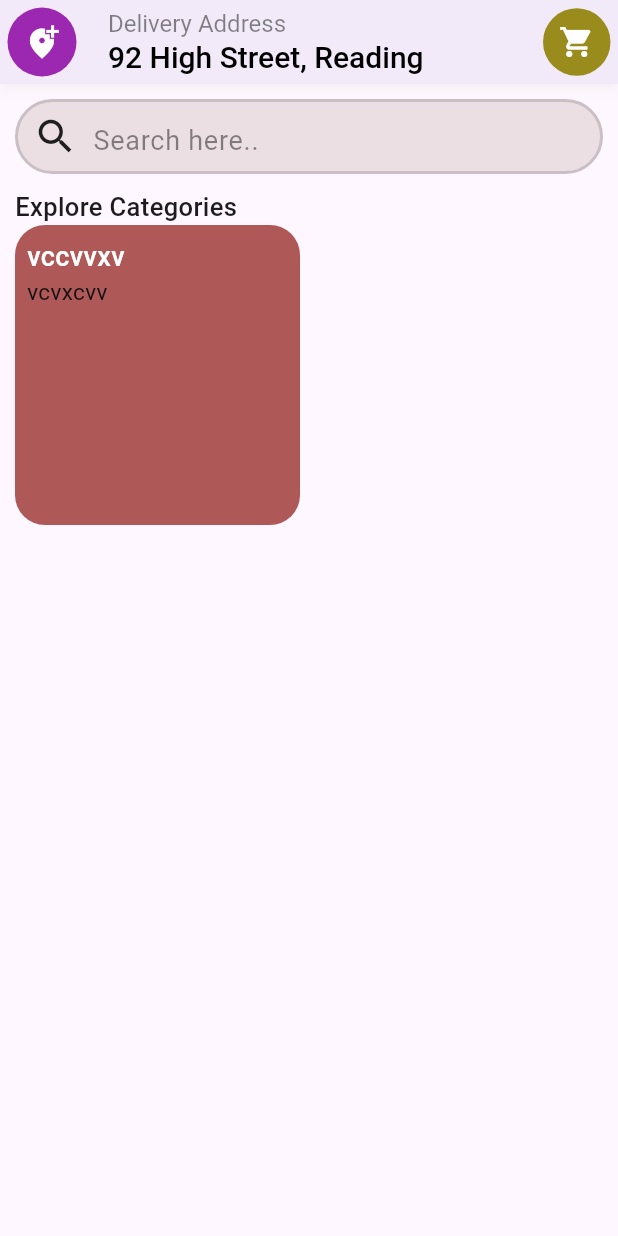
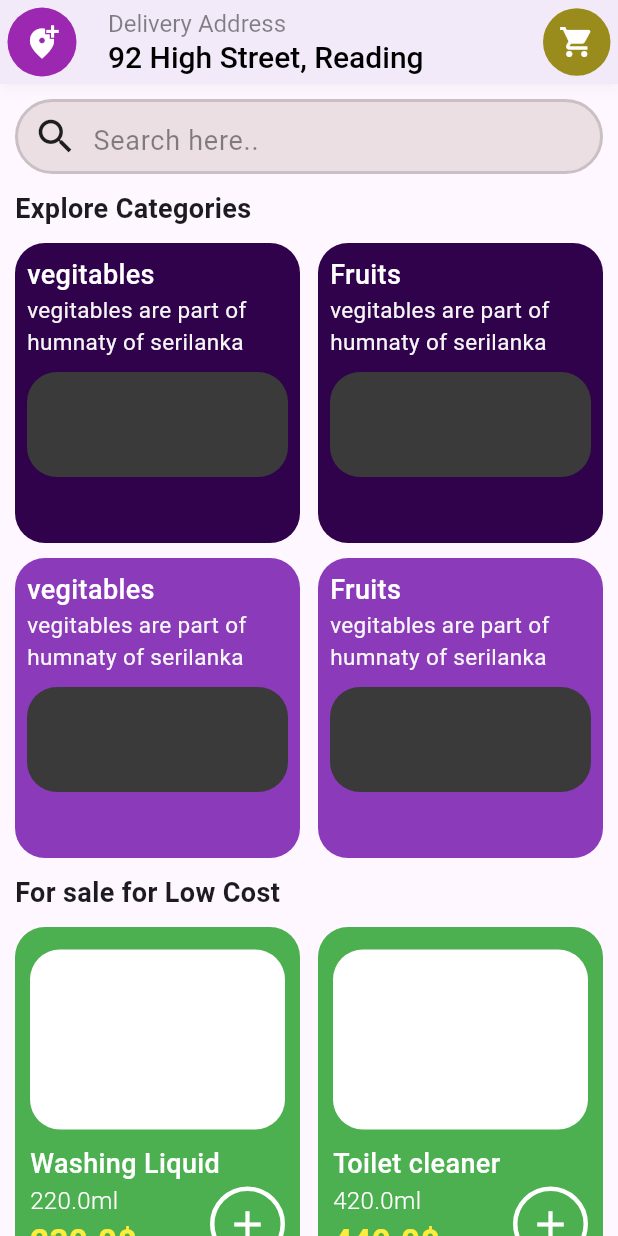
Before and after one commit to nethmina1028/FlutterApp3, a Flutter app: the screen it shows after launch, on a phone screen of 412 x 824 dp. Run offline on Flutter 3.47's test engine with Material 3 defaults, Android fonts, the phone set to English and light mode, and no system bars.

Commit message:
first commit

```diff
--- a/lib/pages/home_page/home_page.dart
+++ b/lib/pages/home_page/home_page.dart
@@ -2,6 +2,7 @@ import 'package:flutter/material.dart';
 import 'package:grocery/pages/home_page/widgets/search_bar.dart';
 import 'package:grocery/widgets/app_bar/app_bar.dart';
 import 'package:grocery/widgets/reusable/product_card.dart';
+import 'package:grocery/widgets/reusable/product_price_card.dart';
 
 class HomePage extends StatelessWidget {
   const HomePage({super.key});
@@ -27,25 +28,95 @@ class HomePage extends StatelessWidget {
 
            Text("Explore Categories",
            style: TextStyle(
-            fontSize: 17,
-            fontWeight: FontWeight.w500,
+            fontSize: 18,
+            fontWeight: FontWeight.w700,
            )
+           ),
+           SizedBox(
+            height: 10,
            ),
 
            Row(
+            mainAxisAlignment: MainAxisAlignment.spaceBetween,
             children: [
               ProductCard(
-                title: "vccvvxv",
-                description: "vcvxcvv",
+                title: "vegitables",
+                description: "vegitables are part of humnaty of serilanka",
                 titleColor: Colors.white,
-                descColor:Color.fromARGB(255, 18, 13, 13) ,
-                mainBoxColor: Color.fromARGB(255, 174, 88, 88),
-                smallBoxColor: Color.fromARGB(0, 61, 61, 161),
+                descColor:Color.fromARGB(255, 246, 246, 246) ,
+                mainBoxColor: Color.fromARGB(255, 48, 2, 75),
+                smallBoxColor: Color(0xff3A3A3A),
+              ),
+
+               ProductCard(
+                title: "Fruits",
+                description: "vegitables are part of humnaty of serilanka",
+                titleColor: Colors.white,
+                descColor:Color.fromARGB(255, 246, 246, 246) ,
+                mainBoxColor: Color.fromARGB(255, 48, 2, 75),
+                smallBoxColor: Color(0xff3A3A3A),
               ),
             ],
+           ),
+           SizedBox(height: 10),
+            Row(
+            mainAxisAlignment: MainAxisAlignment.spaceBetween,
+            children: [
+              ProductCard(
+                title: "vegitables",
+                description: "vegitables are part of humnaty of serilanka",
+                titleColor: Colors.white,
+                descColor:Color.fromARGB(255, 246, 246, 246) ,
+                mainBoxColor: Color.fromARGB(255, 139, 58, 185),
+                smallBoxColor: Color(0xff3A3A3A),
+              ),
+
+               ProductCard(
+                title: "Fruits",
+                description: "vegitables are part of humnaty of serilanka",
+                titleColor: Colors.white,
+                descColor:Color.fromARGB(255, 246, 246, 246) ,
+                mainBoxColor: Color.fromARGB(255, 139, 58, 185),
+                smallBoxColor: Color(0xff3A3A3A),
+              ),
+            ],
+           ),
+             SizedBox(
+            height: 10,
+           ),
+
+             Text("For sale for Low Cost",
+           style: TextStyle(
+            fontSize: 18,
+            fontWeight: FontWeight.w700,
            )
+           ),
+           SizedBox(
+            height: 10,
+           ),
 
+           Row(
+            mainAxisAlignment: MainAxisAlignment.spaceBetween,
+            children: [
+                  ProductPriceCard(
+                    title: "Washing Liquid",
+                    amount: 220,
+                    unit: "ml",
+                    price: 230,
+                   ),
 
+                   ProductPriceCard(
+                    title: "Toilet cleaner",
+                    amount: 420,
+                    unit: "ml",
+                    price: 440,
+                   ),
+            ],
+           ),
+
+            SizedBox(
+            height: 10,
+           ),
            ],
           ),
         ),
--- /dev/null
+++ b/lib/widgets/reusable/product_price_card.dart
@@ -0,0 +1,107 @@
+import 'package:flutter/material.dart';
+
+class ProductPriceCard extends StatelessWidget {
+  final String title;
+  final double amount;
+  final double price;
+  final String unit;
+
+  const ProductPriceCard(
+    {super.key,
+     required this.title,
+      required this.amount,
+      required this.price,
+      required this.unit
+    });
+
+  final double cardWidth = 190;
+  final double cardHeight = 240;
+  @override
+  Widget build(BuildContext context) {
+    return Container(
+      height: cardHeight,
+      width: cardWidth,
+      decoration: BoxDecoration(
+        color: Colors.green,
+        borderRadius: BorderRadius.circular(20),
+      ),
+      child: Padding(
+        padding: const EdgeInsets.symmetric(vertical: 15, horizontal: 10),
+        child: Column(
+          crossAxisAlignment: CrossAxisAlignment.start,
+          children: [
+            Container(
+              width: 180,
+              height: 120,
+              decoration: BoxDecoration(
+                color: Colors.white,
+                borderRadius: BorderRadius.circular(20),
+              ),
+            ),
+            const SizedBox(
+              height: 10,
+            ),
+             Text(
+              title,
+              style: const TextStyle(
+                fontSize: 18,
+                fontWeight: FontWeight.w500,
+                color: Colors.white,
+              ),
+            ),
+             Row(
+              mainAxisAlignment: MainAxisAlignment.spaceBetween,
+              children: [
+                Column(
+                crossAxisAlignment: CrossAxisAlignment.start,
+                  children: [
+                    Text(
+                      amount.toString() + unit ,
+                      style: const TextStyle(
+                        fontSize: 16,
+                        fontWeight: FontWeight.w300,
+                        color: Colors.white,
+                      ),
+                    ),
+                    Text(
+                     "$price\$",
+                      style: const TextStyle(
+                        fontSize: 22,
+                        fontWeight: FontWeight.w700,
+                        color: Colors.yellow,
+                      ),
+                    ),
+                  ],
+                ),
+
+
+                Container(
+                    width: 50,
+                    height: 50,
+                    decoration: BoxDecoration(
+                      borderRadius: BorderRadius.circular(100),
+                      border:Border.all(
+                        color: Colors.white,
+                        width: 3,
+                      )
+                    ),
+
+                    child: const Center(
+                      child: Icon(
+                        Icons.add,
+                        color: Colors.white,
+                        size: 30,
+                      ),
+                    ),
+                ),
+
+
+
+              ],
+            )
+          ],
+        ),
+      ),
+    );
+  }
+}
```
